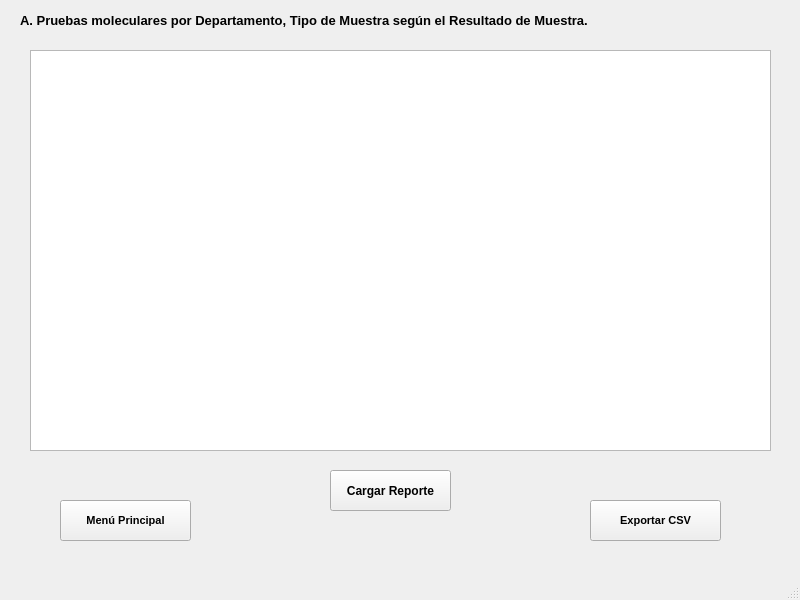
First picture: the form in estadistica1.ui, repository Mario-Chura/TO_Tabajo_Final_Grupo6_Tema2, before the edit.
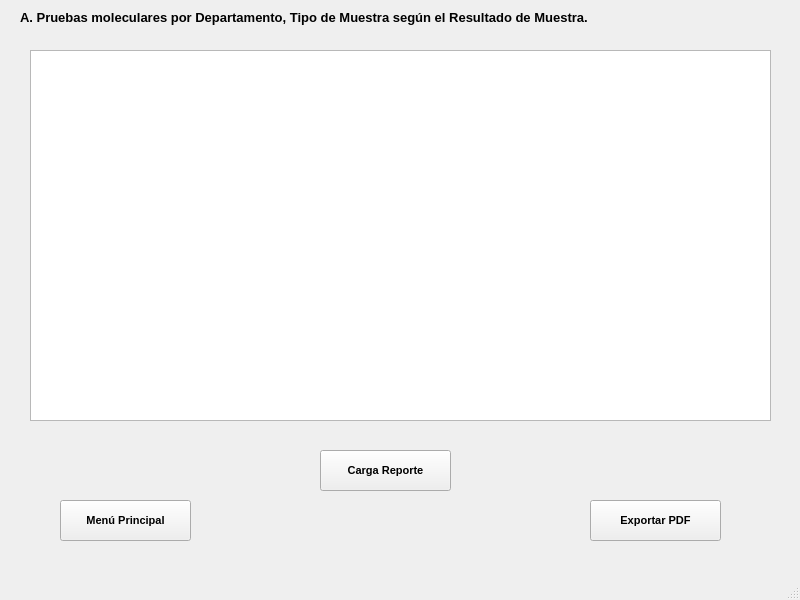
Second picture: the form after the edit.

Patch:
```diff
--- a/estadistica1.ui
+++ b/estadistica1.ui
@@ -46,12 +46,11 @@
     <property name="font">
      <font>
       <pointsize>8</pointsize>
-      <weight>75</weight>
       <bold>true</bold>
      </font>
     </property>
     <property name="text">
-     <string>Exportar CSV</string>
+     <string>Exportar PDF</string>
     </property>
    </widget>
    <widget class="QLabel" name="titulo">
@@ -60,49 +59,42 @@
       <x>20</x>
       <y>10</y>
       <width>651</width>
-      <height>21</height>
+      <height>16</height>
      </rect>
     </property>
     <property name="text">
      <string>&lt;html&gt;&lt;head/&gt;&lt;body&gt;&lt;p&gt;&lt;span style=&quot; font-size:10pt; font-weight:700;&quot;&gt;A. Pruebas moleculares por Departamento, Tipo de Muestra según el Resultado de Muestra.&lt;/span&gt;&lt;/p&gt;&lt;/body&gt;&lt;/html&gt;</string>
     </property>
    </widget>
+   <widget class="QPushButton" name="carga">
+    <property name="geometry">
+     <rect>
+      <x>320</x>
+      <y>450</y>
+      <width>131</width>
+      <height>41</height>
+     </rect>
+    </property>
+    <property name="font">
+     <font>
+      <pointsize>8</pointsize>
+      <bold>true</bold>
+     </font>
+    </property>
+    <property name="text">
+     <string>Carga Reporte</string>
+    </property>
+   </widget>
    <widget class="QTableWidget" name="tabla">
     <property name="geometry">
      <rect>
       <x>30</x>
       <y>50</y>
       <width>741</width>
-      <height>401</height>
+      <height>371</height>
      </rect>
     </property>
    </widget>
-   <widget class="QPushButton" name="carga">
-    <property name="geometry">
-     <rect>
-      <x>330</x>
-      <y>470</y>
-      <width>121</width>
-      <height>41</height>
-     </rect>
-    </property>
-    <property name="font">
-     <font>
-      <family>MS Shell Dlg 2</family>
-      <weight>75</weight>
-      <bold>true</bold>
-     </font>
-    </property>
-    <property name="text">
-     <string>Cargar Reporte</string>
-    </property>
-    <property name="checkable">
-     <bool>false</bool>
-    </property>
-    <property name="checked">
-     <bool>false</bool>
-    </property>
-   </widget>
   </widget>
   <widget class="QMenuBar" name="menubar">
    <property name="geometry">
```
Left out of the diff: 3 changed lines with no effect on the pictures.
